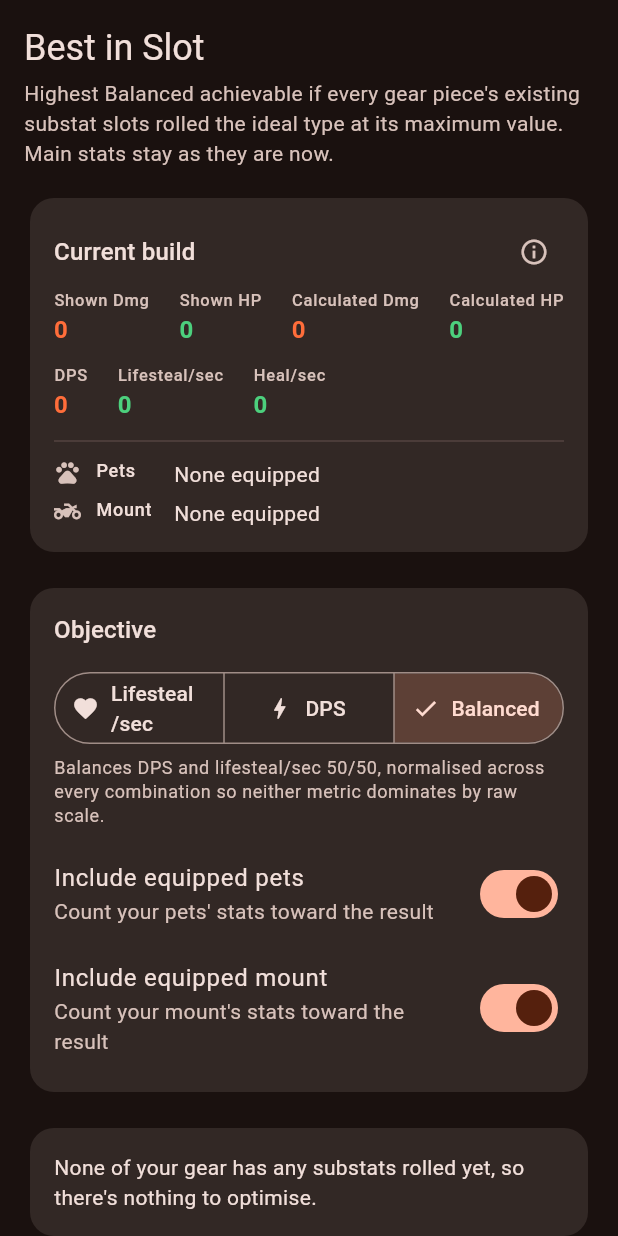
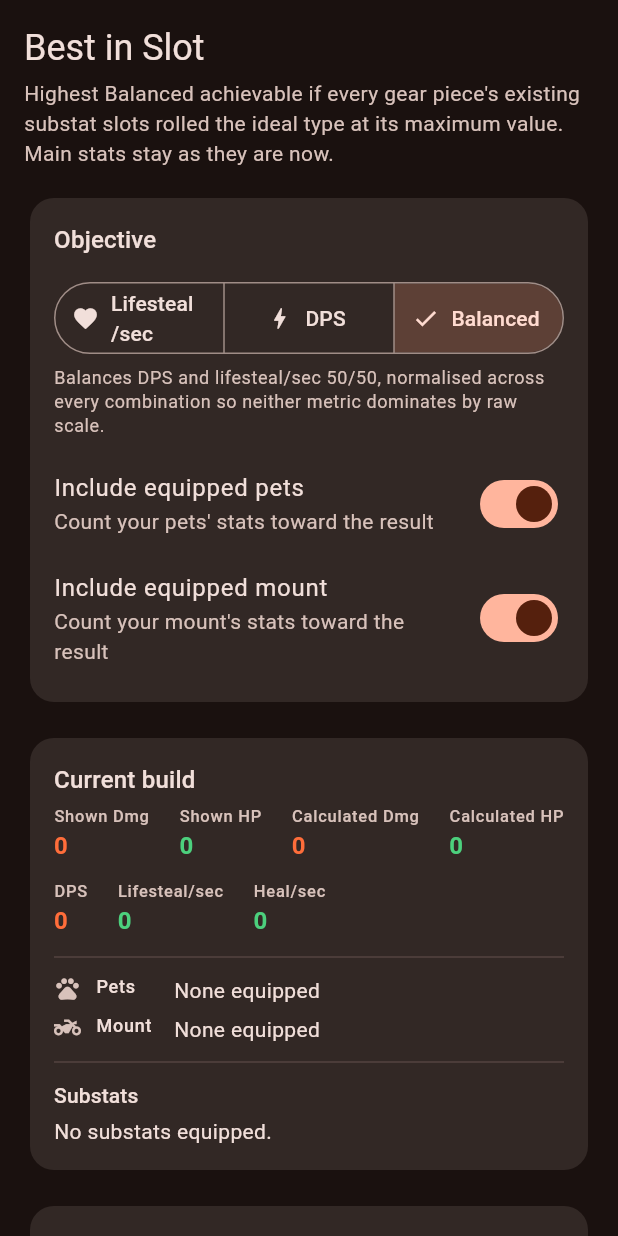
Before and after one commit to athoschiari/forge-master-calculator, a Flutter app: the BestInSlotScreen widget shown alone on an empty page, opened directly, on a phone screen of 412 x 824 dp. Run offline on Flutter 3.47's test engine with Material 3 defaults, Android fonts, the phone set to English and light mode, and no system bars; our stand-ins replace file_picker, shared_preferences, web; missing offline and left inert: dart:js_interop, excel; accounts and stored records are empty.

Commit message:
Show current -> proposed comparison inline on Best in Slot, not in a modal
The Gear-only substat breakdown card was confusing next to the (i)
dialog's full totals - they were answering different questions (gear's
new allocation alone vs. gear + pets/mount combined), which made the
numbers look inconsistent or wrong. Best in Slot now renders the same
current -> proposed comparison used by the (i) dialog directly on the
page (BuildSummaryBanner's new inlineComparison flag) instead of a
separate gear-only summary, so there's one source of truth for the
numbers. Optimizer/Planner keep the modal.

Co-Authored-By: Claude Sonnet 5 <noreply@anthropic.com>

```diff
--- a/lib/engine/best_in_slot.dart
+++ b/lib/engine/best_in_slot.dart
@@ -31,29 +31,15 @@ class SubstatCaps {
   };
 }
 
-/// One substat type at its max gear roll, and how many gear slots the
-/// best-in-slot search assigned to it.
-class BisAllocation {
-  final SubstatType type;
-  final int count;
-
-  const BisAllocation({required this.type, required this.count});
-
-  double get totalValue => count * (SubstatCaps.gearMax[type] ?? 0);
-}
-
-/// Result of [BestInSlot.solve]: the resulting build plus the gear-substat
-/// spread that achieves it.
+/// Result of [BestInSlot.solve]. [totalSlots] is how many gear substat slots
+/// fed the search (0 means no gear has any substat rolled, so [build] is just
+/// the unmodified fixed aggregate) - callers use it to tell "nothing to
+/// optimise" apart from a genuine best-in-slot [build].
 class BestInSlotResult {
   final BuildResult build;
-  final List<BisAllocation> allocations;
   final int totalSlots;
 
-  const BestInSlotResult({
-    required this.build,
-    required this.allocations,
-    required this.totalSlots,
-  });
+  const BestInSlotResult({required this.build, required this.totalSlots});
 }
 
 /// Answers "if every gear piece's substats rolled ideally, what's my ceiling
@@ -130,7 +116,6 @@ class BestInSlot {
     if (totalSlots == 0) {
       return BestInSlotResult(
         build: Calculator.fromAggregate(fixed, config),
-        allocations: const [],
         totalSlots: 0,
       );
     }
@@ -174,16 +159,7 @@ class BestInSlot {
     }
     final build = Calculator.fromAggregate(fixed + Stats(subs: subs), config);
 
-    final allocations = [
-      for (var i = 0; i < types.length; i++)
-        if (bestCounts[i] > 0) BisAllocation(type: types[i], count: bestCounts[i]),
-    ]..sort((a, b) => b.totalValue.compareTo(a.totalValue));
-
-    return BestInSlotResult(
-      build: build,
-      allocations: allocations,
-      totalSlots: totalSlots,
-    );
+    return BestInSlotResult(build: build, totalSlots: totalSlots);
   }
 
   /// Same objective definition as [BuildResult.objectiveValue]: balanced is
--- a/lib/screens/best_in_slot_screen.dart
+++ b/lib/screens/best_in_slot_screen.dart
@@ -3,7 +3,6 @@ import 'package:provider/provider.dart';
 
 import '../models/enums.dart';
 import '../state/app_state.dart';
-import '../utils/formatting.dart';
 import '../widgets/build_summary_banner.dart';
 
 /// Answers "what's my ceiling for a chosen objective if my gear substats were
@@ -44,13 +43,6 @@ class _BestInSlotScreenState extends State<BestInSlotScreen> {
           style: theme.textTheme.bodyMedium?.copyWith(
             color: theme.colorScheme.onSurfaceVariant,
           ),
-        ),
-        const SizedBox(height: 16),
-        BuildSummaryBanner(
-          result: state.currentBuild,
-          pets: state.equippedPets,
-          mount: state.equippedMount,
-          proposed: result.totalSlots == 0 ? null : result.build,
         ),
         const SizedBox(height: 16),
         Card(
@@ -111,7 +103,15 @@ class _BestInSlotScreenState extends State<BestInSlotScreen> {
           ),
         ),
         const SizedBox(height: 16),
-        if (result.totalSlots == 0)
+        BuildSummaryBanner(
+          result: state.currentBuild,
+          pets: state.equippedPets,
+          mount: state.equippedMount,
+          proposed: result.totalSlots == 0 ? null : result.build,
+          inlineComparison: true,
+        ),
+        if (result.totalSlots == 0) ...[
+          const SizedBox(height: 16),
           Card(
             child: Padding(
               padding: const EdgeInsets.all(16),
@@ -121,41 +121,8 @@ class _BestInSlotScreenState extends State<BestInSlotScreen> {
                 style: theme.textTheme.bodyMedium,
               ),
             ),
-          )
-        else
-          Card(
-            child: Padding(
-              padding: const EdgeInsets.all(16),
-              child: Column(
-                crossAxisAlignment: CrossAxisAlignment.start,
-                children: [
-                  Text('Ideal gear substat spread',
-                      style: theme.textTheme.titleMedium),
-                  const SizedBox(height: 4),
-                  Text(
-                    '${result.totalSlots} substat slot(s) across your current gear.',
-                    style: theme.textTheme.bodySmall?.copyWith(
-                      color: theme.colorScheme.onSurfaceVariant,
-                    ),
-                  ),
-                  const SizedBox(height: 12),
-                  Wrap(
-                    spacing: 8,
-                    runSpacing: 8,
-                    children: [
-                      for (final a in result.allocations)
-                        Chip(
-                          label: Text(
-                            '${a.type.label} x${a.count} '
-                            '(${formatStatValue(a.type, a.totalValue)})',
-                          ),
-                        ),
-                    ],
-                  ),
-                ],
-              ),
-            ),
           ),
+        ],
       ],
     );
   }
--- a/lib/widgets/build_summary_banner.dart
+++ b/lib/widgets/build_summary_banner.dart
@@ -9,13 +9,15 @@ import '../utils/formatting.dart';
 /// "Current build at a glance" banner shown atop the Planner, Optimizer and
 /// Best in Slot screens, so each stays anchored to what's actually equipped
 /// right now while it suggests changes to it: shown/calculated Damage and
-/// Health, per-second output, and the currently equipped pets/mount. The (i)
-/// icon opens a detail dialog without cluttering the banner itself - just the
-/// substat breakdown normally, or a current -> proposed comparison (every
-/// row color-coded green/red for higher/lower) when the caller passes
-/// [proposed] - the screen's suggested alternative build (the Optimizer's
-/// best candidate for the selected mode, the Planner's top-ranked move, the
-/// Best in Slot screen's ceiling for the chosen objective).
+/// Health, per-second output, and the currently equipped pets/mount. When the
+/// caller passes [proposed] - the screen's suggested alternative build (the
+/// Optimizer's best candidate for the selected mode, the Planner's top-ranked
+/// move, the Best in Slot screen's ceiling for the chosen objective) - a
+/// current -> proposed comparison becomes available, every row color-coded
+/// green/red for higher/lower. By default that comparison sits behind an (i)
+/// icon so it doesn't clutter the banner; pass [inlineComparison] true (Best
+/// in Slot: the comparison *is* the screen's main content, not a detail worth
+/// hiding) to render it directly in the card instead, with no (i) icon.
 class BuildSummaryBanner extends StatelessWidget {
   const BuildSummaryBanner({
     super.key,
@@ -23,12 +25,14 @@ class BuildSummaryBanner extends StatelessWidget {
     required this.pets,
     required this.mount,
     this.proposed,
+    this.inlineComparison = false,
   });
 
   final BuildResult result;
   final List<Pet> pets;
   final Mount? mount;
   final BuildResult? proposed;
+  final bool inlineComparison;
 
   @override
   Widget build(BuildContext context) {
@@ -43,6 +47,7 @@ class BuildSummaryBanner extends StatelessWidget {
               children: [
                 Text('Current build', style: theme.textTheme.titleMedium),
                 const Spacer(),
+                if (!inlineComparison)
                   IconButton(
                     tooltip: 'Substat breakdown',
                     icon: const Icon(Icons.info_outline, size: 20),
@@ -113,33 +118,39 @@ class BuildSummaryBanner extends StatelessWidget {
                       health: mount!.mainHealth,
                       rarity: mount!.rarity),
             ),
+            if (inlineComparison) ...[
+              const Divider(height: 24),
+              Text(
+                proposed == null ? 'Substats' : 'Current -> Proposed',
+                style: theme.textTheme.titleSmall,
+              ),
+              const SizedBox(height: 4),
+              ..._comparisonRows(context),
+            ],
           ],
         ),
       ),
     );
   }
 
-  void _showSubstats(BuildContext context) {
-    final theme = Theme.of(context);
-    final p = proposed;
-
   // Higher is green, lower is red - a plain magnitude comparison, not a
   // per-stat "is higher actually better" judgement (e.g. skill cooldown).
-    Color deltaColor(double current, double next) {
+  Color _deltaColor(BuildContext context, double current, double next) {
+    final theme = Theme.of(context);
     if (next > current) return MetricColors.lifesteal;
     if (next < current) return theme.colorScheme.error;
     return theme.colorScheme.onSurfaceVariant;
   }
 
-    Widget row(String label, double current, double? next,
-        String Function(double) fmt) {
+  Widget _row(BuildContext context, String label, double current,
+      double? next, String Function(double) fmt) {
+    final theme = Theme.of(context);
     return Padding(
       padding: const EdgeInsets.symmetric(vertical: 4),
       child: Row(
         children: [
           Expanded(child: Text(label)),
-            Text(fmt(current),
-                style: const TextStyle(fontWeight: FontWeight.w600)),
+          Text(fmt(current), style: const TextStyle(fontWeight: FontWeight.w600)),
           if (next != null) ...[
             Padding(
               padding: const EdgeInsets.symmetric(horizontal: 6),
@@ -150,7 +161,7 @@ class BuildSummaryBanner extends StatelessWidget {
               fmt(next),
               style: TextStyle(
                 fontWeight: FontWeight.w600,
-                  color: deltaColor(current, next),
+                color: _deltaColor(context, current, next),
               ),
             ),
           ],
@@ -159,6 +170,11 @@ class BuildSummaryBanner extends StatelessWidget {
     );
   }
 
+  /// Shown/calculated/per-second summary rows plus every non-zero substat,
+  /// each current -> proposed (or just current, with no [proposed] set) -
+  /// shared by the (i) dialog and [inlineComparison] so the two stay in sync.
+  List<Widget> _comparisonRows(BuildContext context) {
+    final p = proposed;
     final substatTypes = [
       for (final type in substatDisplayOrder)
         if (result.aggregate.sub(type) != 0 ||
@@ -166,30 +182,20 @@ class BuildSummaryBanner extends StatelessWidget {
           type,
     ];
 
-    showDialog<void>(
-      context: context,
-      builder: (dialogContext) => AlertDialog(
-        title: Text(p == null ? 'Substats' : 'Current -> Proposed'),
-        content: SizedBox(
-          width: 360,
-          child: SingleChildScrollView(
-            child: Column(
-              mainAxisSize: MainAxisSize.min,
-              crossAxisAlignment: CrossAxisAlignment.start,
-              children: [
+    return [
       if (p != null) ...[
-                  row('Shown Dmg', result.shownDamage, p.shownDamage,
+        _row(context, 'Shown Dmg', result.shownDamage, p.shownDamage,
             formatSheetCompact),
-                  row('Shown HP', result.shownHealth, p.shownHealth,
+        _row(context, 'Shown HP', result.shownHealth, p.shownHealth,
             formatSheetCompact),
-                  row('Calculated Dmg', result.totalDamage, p.totalDamage,
+        _row(context, 'Calculated Dmg', result.totalDamage, p.totalDamage,
             formatCompact),
-                  row('Calculated HP', result.totalHealth, p.totalHealth,
+        _row(context, 'Calculated HP', result.totalHealth, p.totalHealth,
             formatCompact),
-                  row('DPS', result.dps, p.dps, formatCompact),
-                  row('Lifesteal/sec', result.lifestealPerSecond,
+        _row(context, 'DPS', result.dps, p.dps, formatCompact),
+        _row(context, 'Lifesteal/sec', result.lifestealPerSecond,
             p.lifestealPerSecond, formatCompact),
-                  row('Heal/sec', result.healPerSecond, p.healPerSecond,
+        _row(context, 'Heal/sec', result.healPerSecond, p.healPerSecond,
             formatCompact),
         const Divider(height: 20),
       ],
@@ -197,13 +203,28 @@ class BuildSummaryBanner extends StatelessWidget {
         const Text('No substats equipped.')
       else
         for (final type in substatTypes)
-                    row(
+          _row(
+            context,
             type.label,
             result.aggregate.sub(type),
             p?.aggregate.sub(type),
             (v) => formatStatValue(type, v),
           ),
-              ],
+    ];
+  }
+
+  void _showSubstats(BuildContext context) {
+    showDialog<void>(
+      context: context,
+      builder: (dialogContext) => AlertDialog(
+        title: Text(proposed == null ? 'Substats' : 'Current -> Proposed'),
+        content: SizedBox(
+          width: 360,
+          child: SingleChildScrollView(
+            child: Column(
+              mainAxisSize: MainAxisSize.min,
+              crossAxisAlignment: CrossAxisAlignment.start,
+              children: _comparisonRows(context),
             ),
           ),
         ),
```
Also changed, not shown: 1 other file. Lines whose indentation alone changed are shown as unchanged.
